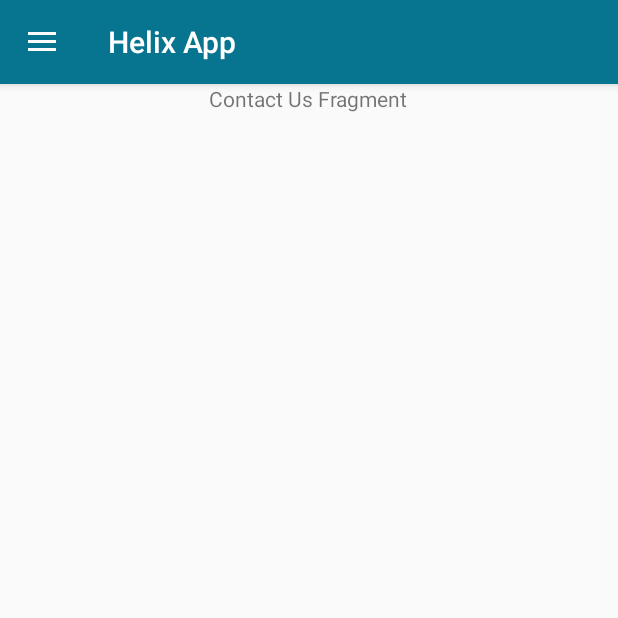
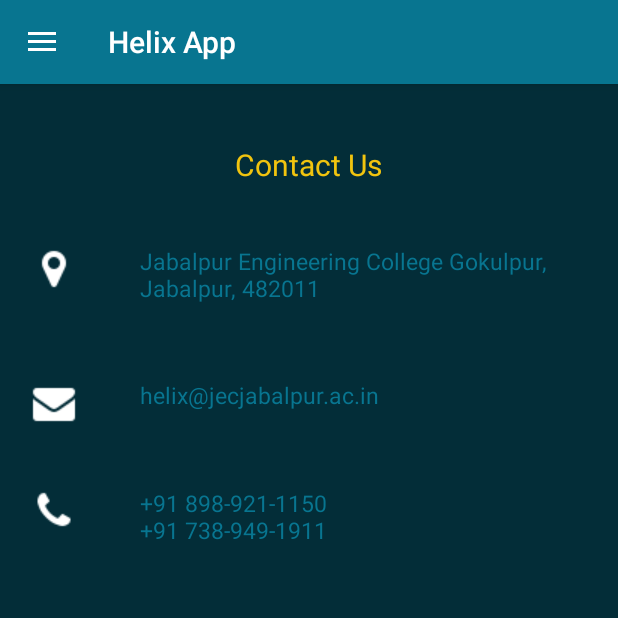
Before and after one commit to 3Thiago/Helix-App-2016, an Android app: the screen it shows after launch (MainActivity), in the side drawer, after a tap on "Contact Us", on a phone screen of 412 x 824 dp, the top half of it. Run offline under Robolectric (Android 15) with nearby library versions, the light colour scheme and no system bars.

Commit message:
Add contact us.

```diff
--- a/app/src/main/AndroidManifest.xml
+++ b/app/src/main/AndroidManifest.xml
@@ -7,6 +7,7 @@
         android:icon="@mipmap/ic_launcher"
         android:label="@string/app_name"
         android:supportsRtl="true"
+        android:largeHeap="true"
         android:theme="@style/AppTheme" >
         <activity
             android:name=".MainActivity"
--- a/app/src/main/java/com/wordpress/priyankvex/helixapp/DataHelpers/EventsSeed.java
+++ b/app/src/main/java/com/wordpress/priyankvex/helixapp/DataHelpers/EventsSeed.java
@@ -20,34 +20,42 @@
 
         // Adding the first event
         Event event1 = new Event();
+        event1.setEventId(1);
         event1.setEventName("App Development");
         event1.setEventImage(R.drawable.mobileapp);
 
         Event event2 = new Event();
+        event2.setEventId(2);
         event2.setEventName("My Smart City Jabalpur");
         event2.setEventImage(R.drawable.smart_city);
 
         Event event3 = new Event();
+        event3.setEventId(3);
         event3.setEventName("Build A Business");
         event3.setEventImage(R.drawable.startup);
 
         Event event4 = new Event();
+        event4.setEventId(4);
         event4.setEventName("Round Table Conclave");
         event4.setEventImage(R.drawable.panel);
 
         Event event5 = new Event();
+        event5.setEventId(5);
         event5.setEventName("Photography");
         event5.setEventImage(R.drawable.photography);
 
         Event event6 = new Event();
+        event6.setEventId(6);
         event6.setEventName("Code Conclave");
         event6.setEventImage(R.drawable.code_event);
 
         Event event7 = new Event();
+        event7.setEventId(7);
         event7.setEventName("Mock Campus");
         event7.setEventImage(R.drawable.job);
 
         Event event8 = new Event();
+        event8.setEventId(8);
         event8.setEventName("Mock UPSC");
         event8.setEventImage(R.drawable.upsc);
 
--- a/app/src/main/java/com/wordpress/priyankvex/helixapp/Model/Event.java
+++ b/app/src/main/java/com/wordpress/priyankvex/helixapp/Model/Event.java
@@ -8,7 +8,7 @@
 
     private String eventName;
     private int eventImage;
-
+    private int eventId;
 
     public String getEventName() {
         return eventName;
@@ -25,4 +25,12 @@
     public void setEventImage(int eventImage) {
         this.eventImage = eventImage;
     }
+
+    public int getEventId() {
+        return eventId;
+    }
+
+    public void setEventId(int eventId) {
+        this.eventId = eventId;
+    }
 }
--- a/app/src/main/res/layout/fragment_contact.xml
+++ b/app/src/main/res/layout/fragment_contact.xml
@@ -1,13 +1,95 @@
 <?xml version="1.0" encoding="utf-8"?>
 <LinearLayout xmlns:android="http://schemas.android.com/apk/res/android"
     android:orientation="vertical" android:layout_width="match_parent"
-    android:layout_height="match_parent">
+    android:layout_height="match_parent"
+    android:background="@color/colorPrimaryDark"
+    android:padding="20dp">
 
     <TextView
         android:layout_width="wrap_content"
         android:layout_height="wrap_content"
-        android:text="Contact Us Fragment"
-        android:layout_gravity="center"
+        android:layout_gravity="center_horizontal"
+        android:text="Contact Us"
+        android:textColor="@color/colorAccent"
+        android:textSize="9pt"
+        android:layout_marginTop="20dp"
+        android:layout_marginBottom="40dp"
         />
 
+
+    <RelativeLayout
+        android:layout_width="match_parent"
+        android:layout_height="wrap_content"
+        android:layout_marginBottom="40dp"
+        android:paddingBottom="10dp"
+        >
+
+        <ImageView
+            android:layout_width="wrap_content"
+            android:layout_height="wrap_content"
+            android:src="@drawable/map_marker"
+            android:id="@+id/imageView2" />
+
+        <TextView
+            android:layout_width="wrap_content"
+            android:layout_height="wrap_content"
+            android:textColor="@color/colorPrimary"
+            android:text="@string/contact_map"
+            android:layout_toRightOf="@+id/imageView2"
+            android:layout_toEndOf="@+id/imageView2"
+            android:layout_marginLeft="41dp"
+            android:layout_marginStart="41dp"
+            android:textSize="7pt"
+            />
+    </RelativeLayout>
+
+    <RelativeLayout
+        android:layout_width="match_parent"
+        android:layout_height="wrap_content"
+        android:layout_marginBottom="40dp"
+       >
+
+        <ImageView
+            android:layout_width="wrap_content"
+            android:layout_height="wrap_content"
+            android:src="@drawable/envelope"
+            android:id="@+id/imageView3" />
+
+        <TextView
+            android:layout_width="wrap_content"
+            android:layout_height="wrap_content"
+            android:textColor="@color/colorPrimary"
+            android:text="@string/email"
+            android:layout_toRightOf="@+id/imageView3"
+            android:layout_toEndOf="@+id/imageView3"
+            android:layout_marginLeft="41dp"
+            android:layout_marginStart="41dp"
+            android:textSize="7pt" />
+    </RelativeLayout>
+
+    <RelativeLayout
+        android:layout_width="match_parent"
+        android:layout_height="wrap_content"
+        android:layout_marginBottom="40dp"
+       >
+
+        <ImageView
+            android:layout_width="wrap_content"
+            android:layout_height="wrap_content"
+            android:src="@drawable/phone"
+            android:id="@+id/imageView4" />
+
+        <TextView
+            android:layout_width="wrap_content"
+            android:layout_height="wrap_content"
+            android:textColor="@color/colorPrimary"
+            android:text="@string/phone"
+            android:layout_toRightOf="@+id/imageView4"
+            android:layout_toEndOf="@+id/imageView4"
+            android:layout_marginLeft="41dp"
+            android:layout_marginStart="41dp"
+            android:textSize="7pt"
+            />
+    </RelativeLayout>
+
 </LinearLayout>
--- a/app/src/main/res/values/strings.xml
+++ b/app/src/main/res/values/strings.xml
@@ -11,4 +11,8 @@
 Helix provides stage to the well known speakers of different domains for the benefit of students of Jabalpur Engineering College. Speakers of this fest are proclaimed expertise of their field. Sharing their experience will help immensely the students in every walk of life.
 
 Helix aims at exploring minds of students and sending a thought provoking wave for the betterment of the bigger picture.</string>
+    <string name="contact_map">Jabalpur Engineering College
+Gokulpur, Jabalpur, 482011</string>
+    <string name="email">helix@jecjabalpur.ac.in</string>
+    <string name="phone">+91 898-921-1150 \n+91 738-949-1911</string>
 </resources>
```
Also changed, not shown: app/src/main/res/drawable/envelope.png (added), app/src/main/res/drawable/map_marker.png (added), app/src/main/res/drawable/paper_plane.png (added), app/src/main/res/drawable/phone.png (added).
